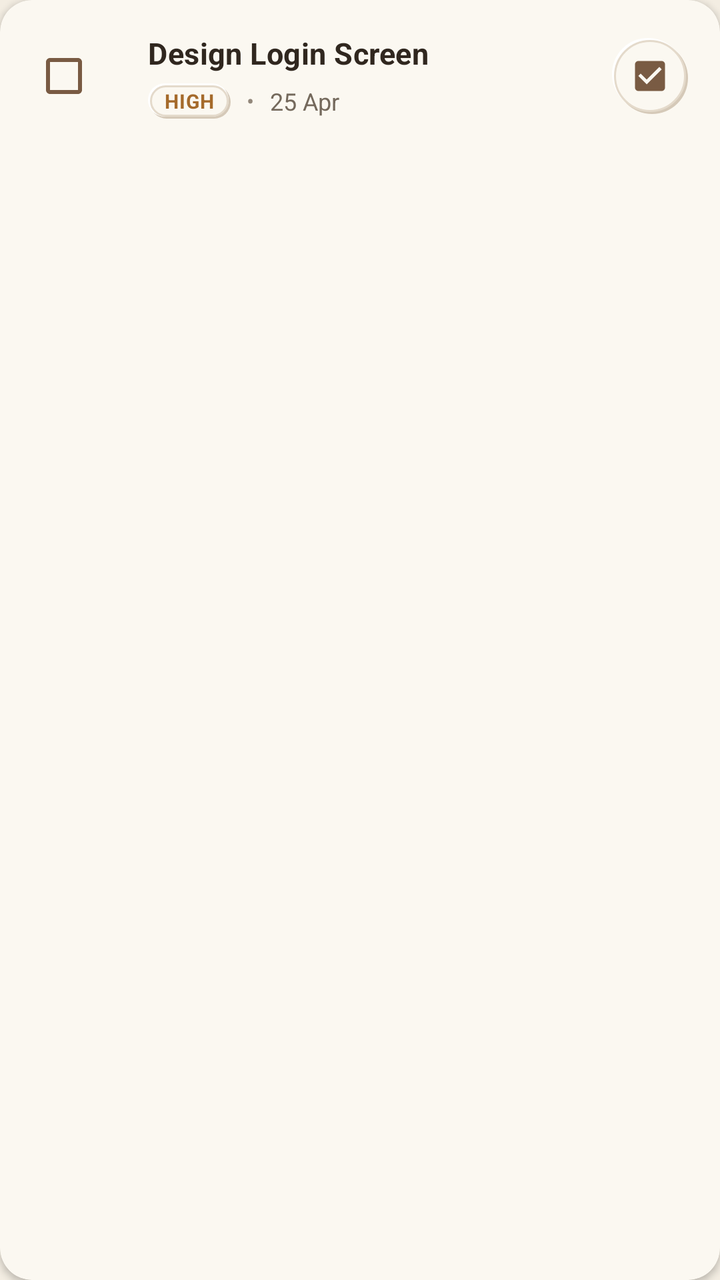
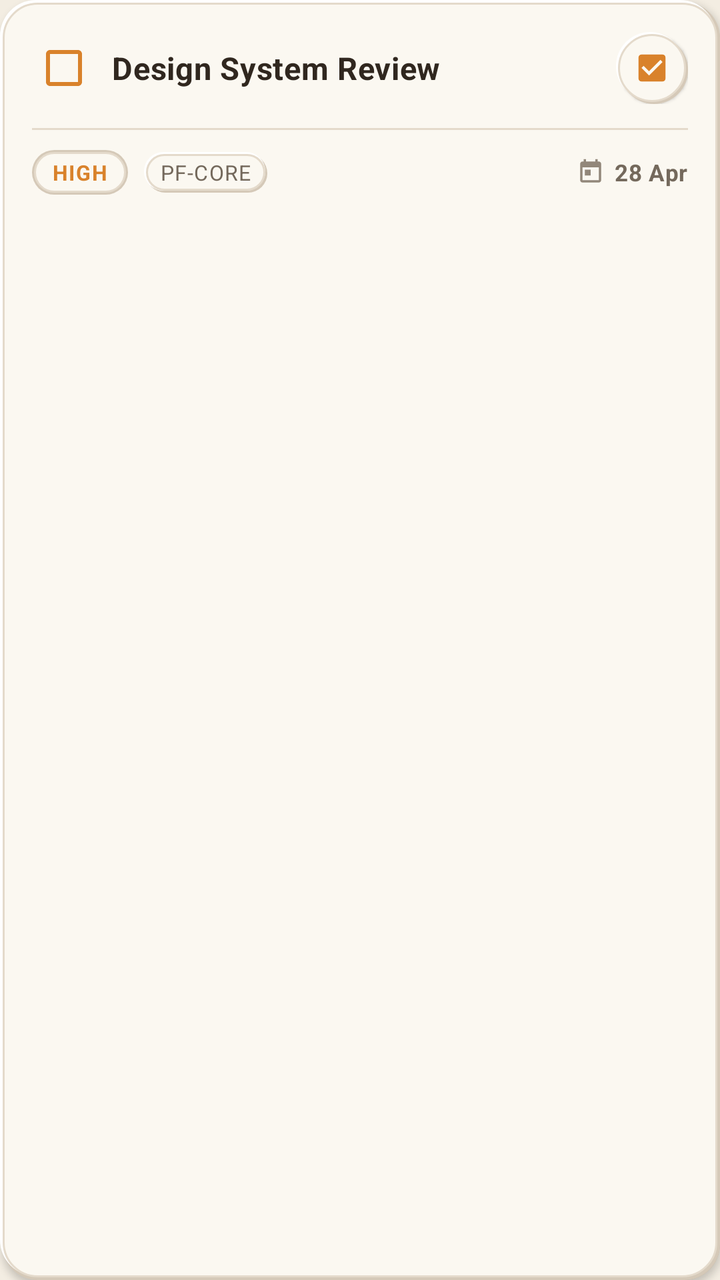

Two renders of the same Android screen: before a commit and after it. Below are the layout's source before the change and the commit's diff.
<!-- AndroidManifest.xml: application theme Theme.ProjectFlow -->
<!-- res/layout/item_task.xml -->
<?xml version="1.0" encoding="utf-8"?>
<androidx.cardview.widget.CardView xmlns:android="http://schemas.android.com/apk/res/android"
    xmlns:app="http://schemas.android.com/apk/res-auto"
    android:layout_width="match_parent"
    android:layout_height="wrap_content"
    android:layout_marginBottom="12dp"
    app:cardBackgroundColor="@color/earth_surface"
    app:cardCornerRadius="16dp"
    app:cardElevation="2dp"
    app:strokeColor="@color/earth_border"
    app:strokeWidth="1dp">

    <RelativeLayout
        android:layout_width="match_parent"
        android:layout_height="wrap_content"
        android:paddingHorizontal="16dp"
        android:paddingVertical="14dp">

        
        <CheckBox
            android:id="@+id/cbTaskComplete"
            android:layout_width="wrap_content"
            android:layout_height="wrap_content"
            android:layout_alignParentStart="true"
            android:layout_centerVertical="true"
            android:buttonTint="@color/primary_earth" />

        
        <LinearLayout
            android:layout_width="match_parent"
            android:layout_height="wrap_content"
            android:layout_centerVertical="true"
            android:layout_marginStart="10dp"
            android:layout_toStartOf="@+id/ivTaskCategory"
            android:layout_toEndOf="@id/cbTaskComplete"
            android:orientation="vertical">

            <TextView
                android:id="@+id/tvTaskTitle"
                android:layout_width="wrap_content"
                android:layout_height="wrap_content"
                android:letterSpacing="0.01"
                android:text="Design Login Screen"
                android:textColor="@color/text_main"
                android:textSize="15sp"
                android:textStyle="bold" />

            <LinearLayout
                android:layout_width="wrap_content"
                android:layout_height="wrap_content"
                android:layout_marginTop="5dp"
                android:gravity="center_vertical"
                android:orientation="horizontal">

                <TextView
                    android:id="@+id/tvTaskPriority"
                    android:layout_width="wrap_content"
                    android:layout_height="wrap_content"
                    android:background="@drawable/bg_neu_pill"
                    android:paddingHorizontal="8dp"
                    android:paddingVertical="2dp"
                    android:text="HIGH"
                    android:textColor="@color/earth_warning"
                    android:textSize="10sp"
                    android:letterSpacing="0.04"
                    android:textStyle="bold" />

                <TextView
                    android:layout_width="wrap_content"
                    android:layout_height="wrap_content"
                    android:layout_marginStart="8dp"
                    android:text="•"
                    android:textColor="@color/text_muted"
                    android:textSize="11sp" />

                <TextView
                    android:id="@+id/tvTaskDueDate"
                    android:layout_width="wrap_content"
                    android:layout_height="wrap_content"
                    android:layout_marginStart="8dp"
                    android:text="25 Apr"
                    android:textColor="@color/text_secondary"
                    android:textSize="12sp" />
            </LinearLayout>
        </LinearLayout>

        
        <ImageView
            android:id="@+id/ivTaskCategory"
            android:layout_width="38dp"
            android:layout_height="38dp"
            android:layout_alignParentEnd="true"
            android:layout_centerVertical="true"
            android:background="@drawable/bg_neu_circle"
            android:padding="9dp"
            android:src="@drawable/ic_tasks"
            app:tint="@color/primary_earth" />

    </RelativeLayout>

</androidx.cardview.widget.CardView>
<!-- resources referenced by this layout -->
<resources>
  <color name="earth_border">#E1D6C6</color>
  <color name="earth_surface">#FBF8F1</color>
  <color name="earth_warning">#A56A2B</color>
  <color name="primary_earth">#795B43</color>
  <color name="text_main">#30271F</color>
  <color name="text_muted">#92877A</color>
  <color name="text_secondary">#74695C</color>
  <!-- drawable ic_tasks (drawable) -->
  <vector xmlns:android="http://schemas.android.com/apk/res/android"
      android:width="24dp"
      android:height="24dp"
      android:viewportWidth="24"
      android:viewportHeight="24">
      <path
          android:fillColor="@android:color/white"
          android:pathData="M19,3H5c-1.1,0 -2,0.9 -2,2v14c0,1.1 0.9,2 2,2h14c1.1,0 2,-0.9 2,-2V5c0,-1.1 -0.9,-2 -2,-2zm-9,14l-5,-5 1.41,-1.41L10,14.17l7.59,-7.59L19,8l-9,9z" />
  </vector>
  <color name="neu_shadow_soft">#D5C9B8</color>
  <color name="neu_highlight">#FFFFFFFF</color>
  <color name="neu_surface">#FBF8F1</color>
  <color name="neu_border">#E4DACB</color>
  <color name="deep_earth">#493628</color>
  <color name="earth_raised">#FFFDF8</color>
  <color name="muted_clay">#B69A78</color>
  <color name="secondary_sand">#D9C9B2</color>
  <color name="earth_bg">#F3EDE2</color>
  <!-- unchanged entries left out for length: 3 -->
</resources>

<!-- the commit's change to res/layout/item_task.xml (unified diff, before → after) -->
@@ -1,101 +1,126 @@
 <?xml version="1.0" encoding="utf-8"?>
-<androidx.cardview.widget.CardView xmlns:android="http://schemas.android.com/apk/res/android"
+<LinearLayout xmlns:android="http://schemas.android.com/apk/res/android"
     xmlns:app="http://schemas.android.com/apk/res-auto"
     android:layout_width="match_parent"
     android:layout_height="wrap_content"
     android:layout_marginBottom="12dp"
-    app:cardBackgroundColor="@color/earth_surface"
-    app:cardCornerRadius="16dp"
-    app:cardElevation="2dp"
-    app:strokeColor="@color/earth_border"
-    app:strokeWidth="1dp">
+    android:background="@drawable/bg_neu_card"
+    android:clickable="true"
+    android:elevation="2dp"
+    android:focusable="true"
+    android:orientation="vertical"
+    android:padding="16dp">
 
+    
     <RelativeLayout
         android:layout_width="match_parent"
-        android:layout_height="wrap_content"
-        android:paddingHorizontal="16dp"
-        android:paddingVertical="14dp">
+        android:layout_height="wrap_content">
 
         
         <CheckBox
             android:id="@+id/cbTaskComplete"
-            android:layout_width="wrap_content"
-            android:layout_height="wrap_content"
+            android:layout_width="32dp"
+            android:layout_height="32dp"
             android:layout_alignParentStart="true"
             android:layout_centerVertical="true"
-            android:buttonTint="@color/primary_earth" />
+            android:buttonTint="@color/chart_progress" />
 
         
-        <LinearLayout
+        <TextView
+            android:id="@+id/tvTaskTitle"
             android:layout_width="match_parent"
             android:layout_height="wrap_content"
             android:layout_centerVertical="true"
-            android:layout_marginStart="10dp"
-            android:layout_toStartOf="@+id/ivTaskCategory"
+            android:layout_marginStart="8dp"
+            android:layout_toStartOf="@+id/ivTaskAction"
             android:layout_toEndOf="@id/cbTaskComplete"
-            android:orientation="vertical">
-
-            <TextView
-                android:id="@+id/tvTaskTitle"
-                android:layout_width="wrap_content"
-                android:layout_height="wrap_content"
-                android:letterSpacing="0.01"
-                android:text="Design Login Screen"
-                android:textColor="@color/text_main"
-                android:textSize="15sp"
-                android:textStyle="bold" />
-
-            <LinearLayout
-                android:layout_width="wrap_content"
-                android:layout_height="wrap_content"
-                android:layout_marginTop="5dp"
-                android:gravity="center_vertical"
-                android:orientation="horizontal">
-
-                <TextView
-                    android:id="@+id/tvTaskPriority"
-                    android:layout_width="wrap_content"
-                    android:layout_height="wrap_content"
-                    android:background="@drawable/bg_neu_pill"
-                    android:paddingHorizontal="8dp"
-                    android:paddingVertical="2dp"
-                    android:text="HIGH"
-                    android:textColor="@color/earth_warning"
-                    android:textSize="10sp"
-                    android:letterSpacing="0.04"
-                    android:textStyle="bold" />
-
-                <TextView
-                    android:layout_width="wrap_content"
-                    android:layout_height="wrap_content"
-                    android:layout_marginStart="8dp"
-                    android:text="•"
-                    android:textColor="@color/text_muted"
-                    android:textSize="11sp" />
-
-                <TextView
-                    android:id="@+id/tvTaskDueDate"
-                    android:layout_width="wrap_content"
-                    android:layout_height="wrap_content"
-                    android:layout_marginStart="8dp"
-                    android:text="25 Apr"
-                    android:textColor="@color/text_secondary"
-                    android:textSize="12sp" />
-            </LinearLayout>
-        </LinearLayout>
+            android:ellipsize="end"
+            android:letterSpacing="0.015"
+            android:maxLines="1"
+            android:text="Design System Review"
+            android:textColor="@color/text_main"
+            android:textSize="15.5sp"
+            android:textStyle="bold" />
 
         
         <ImageView
-            android:id="@+id/ivTaskCategory"
-            android:layout_width="38dp"
-            android:layout_height="38dp"
+            android:id="@+id/ivTaskAction"
+            android:layout_width="36dp"
+            android:layout_height="36dp"
             android:layout_alignParentEnd="true"
             android:layout_centerVertical="true"
             android:background="@drawable/bg_neu_circle"
+            android:elevation="1dp"
             android:padding="9dp"
             android:src="@drawable/ic_tasks"
-            app:tint="@color/primary_earth" />
-
+            app:tint="@color/chart_progress" />
     </RelativeLayout>
 
-</androidx.cardview.widget.CardView>
+    
+    <View
+        android:layout_width="match_parent"
+        android:layout_height="1dp"
+        android:layout_marginTop="12dp"
+        android:layout_marginBottom="10dp"
+        android:background="@color/neu_border" />
+
+    
+    <LinearLayout
+        android:layout_width="match_parent"
+        android:layout_height="wrap_content"
+        android:gravity="center_vertical"
+        android:orientation="horizontal">
+
+        
+        <TextView
+            android:id="@+id/tvTaskPriority"
+            android:layout_width="wrap_content"
+            android:layout_height="wrap_content"
+            android:background="@drawable/bg_neu_chip_pill"
+            android:letterSpacing="0.05"
+            android:paddingHorizontal="10dp"
+            android:paddingVertical="4dp"
+            android:text="HIGH"
+            android:textColor="@color/chart_progress"
+            android:textSize="10.5sp"
+            android:textStyle="bold" />
+
+        
+        <TextView
+            android:id="@+id/tvTaskProject"
+            android:layout_width="wrap_content"
+            android:layout_height="wrap_content"
+            android:layout_marginStart="8dp"
+            android:background="@drawable/bg_neu_pill"
+            android:letterSpacing="0.04"
+            android:paddingHorizontal="8dp"
+            android:paddingVertical="3dp"
+            android:text="PF-CORE"
+            android:textColor="@color/text_secondary"
+            android:textSize="10.5sp" />
+
+        <View
+            android:layout_width="0dp"
+            android:layout_height="1dp"
+            android:layout_weight="1" />
+
+        
+        <ImageView
+            android:layout_width="14dp"
+            android:layout_height="14dp"
+            android:src="@drawable/ic_calendar"
+            app:tint="@color/text_muted" />
+
+        <TextView
+            android:id="@+id/tvTaskDueDate"
+            android:layout_width="wrap_content"
+            android:layout_height="wrap_content"
+            android:layout_marginStart="5dp"
+            android:letterSpacing="0.02"
+            android:text="28 Apr"
+            android:textColor="@color/text_secondary"
+            android:textSize="11.5sp"
+            android:textStyle="bold" />
+    </LinearLayout>
+
+</LinearLayout>
<!-- resource entries referenced after the edit -->
@@ -1,12 +1,100 @@
 <!-- resources referenced by this layout -->
 <resources>
-  <color name="earth_border">#E1D6C6</color>
+  <color name="chart_progress">#D9822B</color>
   <color name="earth_surface">#FBF8F1</color>
-  <color name="earth_warning">#A56A2B</color>
   <color name="primary_earth">#795B43</color>
   <color name="text_main">#30271F</color>
   <color name="text_muted">#92877A</color>
   <color name="text_secondary">#74695C</color>
+  <!-- drawable bg_neu_card (drawable) -->
+  <?xml version="1.0" encoding="utf-8"?>
+  <layer-list xmlns:android="http://schemas.android.com/apk/res/android">
+      
+      <item
+          android:left="2dp"
+          android:top="2dp"
+          android:right="0dp"
+          android:bottom="0dp">
+          <shape android:shape="rectangle">
+              <corners android:radius="18dp" />
+              <solid android:color="@color/neu_shadow_deep" />
+          </shape>
+      </item>
+  
+      
+      <item
+          android:left="1dp"
+          android:top="1dp"
+          android:right="0dp"
+          android:bottom="0dp">
+          <shape android:shape="rectangle">
+              <corners android:radius="18dp" />
+              <solid android:color="@color/neu_shadow_soft" />
+          </shape>
+      </item>
+  
+      
+      <item
+          android:left="0dp"
+          android:top="0dp"
+          android:right="2dp"
+          android:bottom="2dp">
+          <shape android:shape="rectangle">
+              <corners android:radius="18dp" />
+              <solid android:color="@color/neu_highlight" />
+          </shape>
+      </item>
+  
+      
+      <item
+          android:left="1.5dp"
+          android:top="1.5dp"
+          android:right="1.5dp"
+          android:bottom="1.5dp">
+          <shape android:shape="rectangle">
+              <corners android:radius="17dp" />
+              <solid android:color="@color/neu_surface" />
+              <stroke
+                  android:width="1dp"
+                  android:color="@color/neu_border" />
+          </shape>
+      </item>
+  </layer-list>
+  <!-- drawable bg_neu_chip_pill (drawable) -->
+  <?xml version="1.0" encoding="utf-8"?>
+  <layer-list xmlns:android="http://schemas.android.com/apk/res/android">
+      
+      <item>
+          <shape android:shape="rectangle">
+              <corners android:radius="14dp" />
+              <solid android:color="@color/neu_shadow_soft" />
+          </shape>
+      </item>
+      
+      <item
+          android:bottom="1dp"
+          android:left="1dp"
+          android:right="1dp"
+          android:top="1dp">
+          <shape android:shape="rectangle">
+              <corners android:radius="13dp" />
+              <solid android:color="@color/neu_surface" />
+              <stroke
+                  android:width="1dp"
+                  android:color="@color/neu_border" />
+          </shape>
+      </item>
+  </layer-list>
+  <!-- drawable ic_calendar (drawable) -->
+  <vector xmlns:android="http://schemas.android.com/apk/res/android"
+      android:width="24dp"
+      android:height="24dp"
+      android:viewportWidth="24"
+      android:viewportHeight="24">
+      <path
+          android:fillColor="@android:color/white"
+          android:pathData="M19,3h-1V1h-2v2H8V1H6v2H5C3.89,3 3.01,3.9 3.01,5L3,19c0,1.1 0.89,2 2,2h14c1.1,0 2,-0.9 2,-2V5c0,-1.1 -0.9,-2 -2,-2zm0,16H5V8h14v11zM7,10h5v5H7z" />
+  </vector>
   <!-- drawable ic_tasks (drawable) -->
   <vector xmlns:android="http://schemas.android.com/apk/res/android"
       android:width="24dp"
@@ -17,6 +105,7 @@
           android:fillColor="@android:color/white"
           android:pathData="M19,3H5c-1.1,0 -2,0.9 -2,2v14c0,1.1 0.9,2 2,2h14c1.1,0 2,-0.9 2,-2V5c0,-1.1 -0.9,-2 -2,-2zm-9,14l-5,-5 1.41,-1.41L10,14.17l7.59,-7.59L19,8l-9,9z" />
   </vector>
+  <color name="neu_shadow_deep">#C2B3A0</color>
   <color name="neu_shadow_soft">#D5C9B8</color>
   <color name="neu_highlight">#FFFFFFFF</color>
   <color name="neu_surface">#FBF8F1</color>
